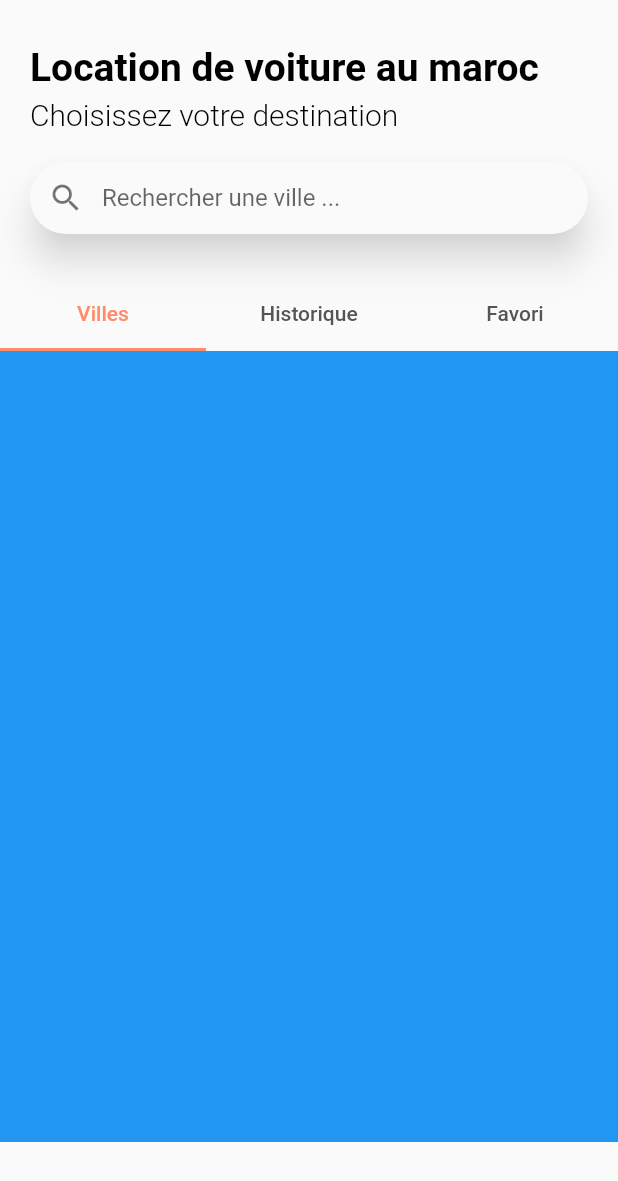
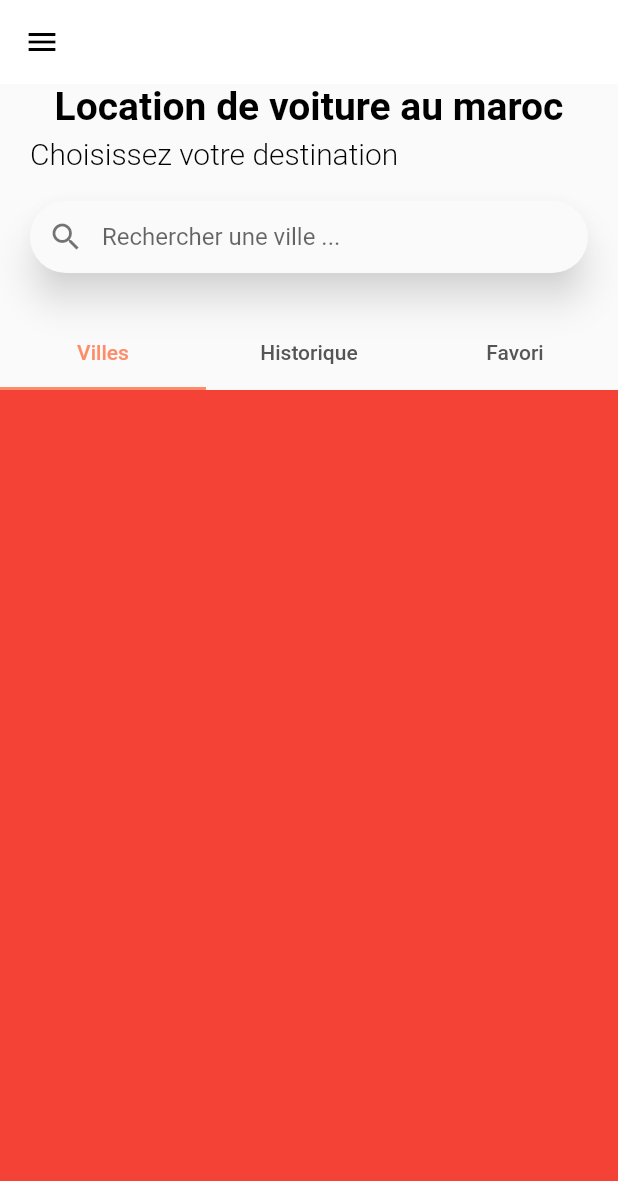
Before and after one commit to samoray1998/makeItResponcive, a Flutter app: the screen it shows after launch, on a phone screen of 412 x 824 dp. Shown: the top 1181 px of the screen. Run offline on Flutter 3.47's test engine with Material 2 defaults, Android fonts, the phone set to English and light mode, and no system bars.

Commit message:
another commit

```diff
--- a/lib/Home.dart
+++ b/lib/Home.dart
@@ -7,14 +7,20 @@ class Home extends StatelessWidget {
   Widget build(BuildContext context) {
     var size = MediaQuery.of(context).size;
     return Scaffold(
-      body: SingleChildScrollView(
-        child: Container(
+      appBar: AppBar(
+        elevation: 0,
+        backgroundColor: Colors.white,
+        iconTheme: IconThemeData(color: Colors.black),
+      ),
+      drawer: Drawer(child: Container() // Populate the Drawer in the next step.
+          ),
+      body: Container(
         child: Column(
           crossAxisAlignment: CrossAxisAlignment.start,
+          mainAxisAlignment: MainAxisAlignment.start,
           children: [
-            SizedBox(
-              height: 30,
-            ),
+            Column(
+              children: [
                 Container(
                   padding: const EdgeInsets.symmetric(horizontal: 20),
                   child: Text(
@@ -30,9 +36,11 @@ class Home extends StatelessWidget {
                   height: 5,
                 ),
                 Container(
+                  alignment: Alignment.centerLeft,
                   padding: const EdgeInsets.symmetric(horizontal: 20),
                   child: Text(
                     "Choisissez votre destination",
+                    textAlign: TextAlign.left,
                     style: TextStyle(
                       color: Colors.black,
                       fontSize: 20.0,
@@ -67,16 +75,21 @@ class Home extends StatelessWidget {
                   ),
                 ),
                 SizedBox(height: 30.0),
-            DefaultTabController(
+              ],
+            ),
+            Expanded(
+              child: Container(
+                //height: double.infinity,
+                child: DefaultTabController(
                   length: 3,
+                  // child: Expanded(
                   child: Column(
                     children: [
-                    Container(
-                      child: TabBar(
+                      TabBar(
                         indicatorColor: Color(0xFFFE8C68),
                         unselectedLabelColor: Color(0xFF555555),
                         labelColor: Color(0xFFFE8C68),
-                        labelPadding: EdgeInsets.symmetric(horizontal: 8.0),
+                        //labelPadding: EdgeInsets.symmetric(horizontal: 8.0),
                         tabs: [
                           Tab(
                             text: "Villes",
@@ -92,28 +105,38 @@ class Home extends StatelessWidget {
                           // ),
                         ],
                       ),
-                    ),
-                    Container(
-                      height: size.height * 0.64,
+                      Expanded(
+                          child: Container(
+                        //height: 500,
                         child: TabBarView(
                           children: [
+                            //Now let's create our first tab page
+                            Container(
+                              color: Colors.red,
+                            ),
                             Container(
                               color: Colors.blue,
                             ),
                             Container(
-                            color: Colors.red,
+                              color: Colors.green,
                             ),
-                          Container(
-                            color: Colors.black,
+                            // Container(
+                            //   child: ListView(
+                            //     scrollDirection: Axis.horizontal,
+                            //     children: [],
+                            //   ),
+                            // ),
+                          ],
+                        ),
+                      )),
+                    ],
+                  ),
+                ),
+              ),
             )
           ],
         ),
       ),
-                  ],
-                ))
-          ],
-        )),
-      ),
     );
   }
 }
--- a/lib/main.dart
+++ b/lib/main.dart
@@ -1,7 +1,11 @@
 import 'package:flutter/material.dart';
+import 'package:flutter/services.dart';
 import 'package:make_app_responcive/Home.dart';
 
 void main() {
+  WidgetsFlutterBinding.ensureInitialized();
+  SystemChrome.setPreferredOrientations(
+      [DeviceOrientation.portraitUp, DeviceOrientation.portraitDown]);
   runApp(MyApp());
 }
 
```
Lines whose indentation alone changed are shown as unchanged.
